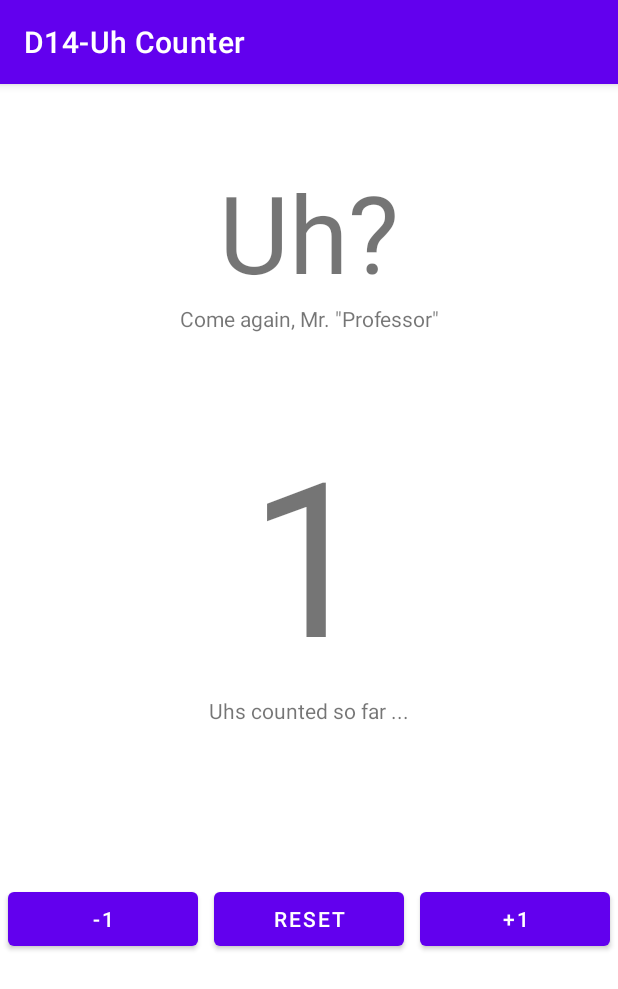
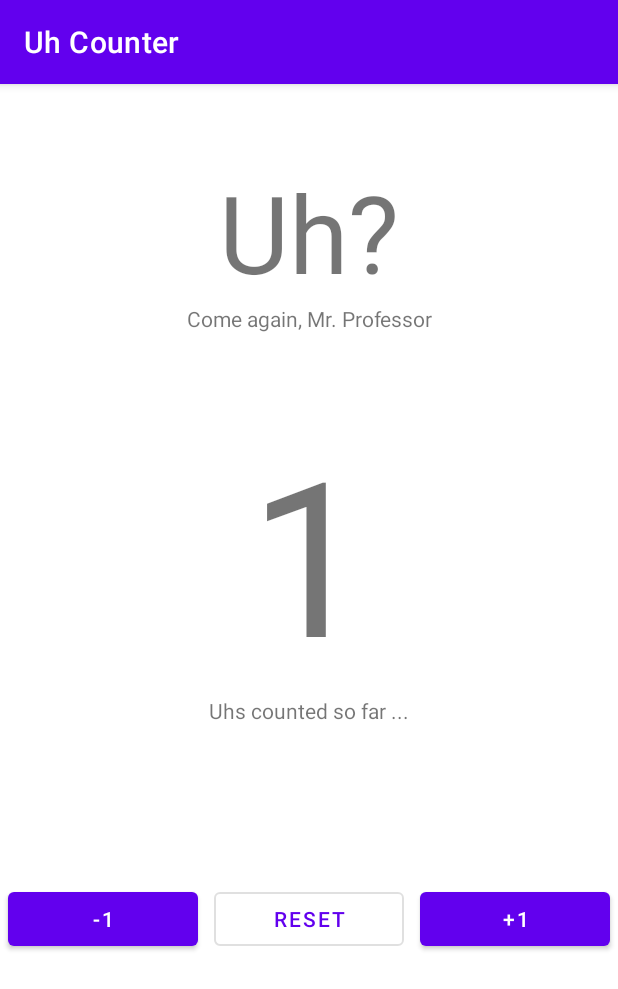
Before and after one commit to Android-Regensburg/D14-Uh-Counter, an Android app: the screen it shows after launch (MainActivity), after a tap on "+1", on a phone screen of 412 x 824 dp. Shown: the top 989 px of the screen. Run offline under Robolectric (Android 15) with nearby library versions, the phone set to English and light mode, and no system bars.

Commit message:
Refactoring for new semester

```diff
--- a/app/src/main/AndroidManifest.xml
+++ b/app/src/main/AndroidManifest.xml
@@ -9,7 +9,8 @@
         android:roundIcon="@mipmap/ic_launcher_round"
         android:supportsRtl="true"
         android:theme="@style/Theme.D14UhCounter">
-        <activity android:name=".MainActivity">
+        <activity android:name=".MainActivity"
+            android:exported="true">
             <intent-filter>
                 <action android:name="android.intent.action.MAIN" />
 
--- a/app/src/main/java/de/ur/mi/android/demos/uhcounter/MainActivity.java
+++ b/app/src/main/java/de/ur/mi/android/demos/uhcounter/MainActivity.java
@@ -7,6 +7,9 @@ import android.util.Log;
 import android.view.View;
 import android.widget.Button;
 import android.widget.TextView;
+
+import de.ur.mi.android.demos.uhcounter.model.UhCounter;
+import de.ur.mi.android.demos.uhcounter.model.UhCounterChangeListener;
 
 /**
  * Uh-Counter-App (D14)
@@ -22,17 +25,21 @@ import android.widget.TextView;
  * her gewechselt werden.
  *
  * Diese Activity stellt die notwendigen UI-Elemente der Uh-Counter-App dar, fängt die Interaktion
- * der Nutzer*innen mit den Buttons ab und aktualisiert entsprechen die Ausgabeelemente.
+ * der Nutzer*innen mit den Buttons ab. In den Callback-Methoden wird der  Zähler entsprechend
+ * angepasst. Diese Datenschicht der Anwendung ist dabei isoliert von der Activity in einer separaten
+ * Klasse implementiert. Änderungen an diesem "UhCounter" werden über eine einfache Listener-Schnittstelle
+ * mit registrierten Observern geteilt. Die Activity erfährt über diese Verbindung, wenn sich der Wert
+ * des Counters geändert hat und aktualisiert das Ausgabeelement mit dem jeweils aktuellen Zählerwert.
  */
-public class MainActivity extends AppCompatActivity {
+public class MainActivity extends AppCompatActivity implements UhCounterChangeListener {
 
     /** Activites sind Klassen: Sie können über Instanzvariablen verfügen, z.b. für häufig genutzte
      * UI-Elemente oder Bestandteile der Programmlogik.
      */
     // Referenz auf das UI-Element, in dem der aktuelle Zählerstand angezeigt wird
     private TextView counterOutput;
-    // Int-Variable für aktuellen Ähm-Zählerstand
-    private int uhCounterValue;
+    // Counter für aktuellen Ähm-Zählerstand
+    private UhCounter uhCounter;
 
     /**
      * Beim Starten einer Activity wird automatisch diese Methode aufgerufen. Sie dient uns als
@@ -46,8 +53,18 @@ public class MainActivity extends AppCompatActivity {
         super.onCreate(savedInstanceState);
         // Verbindung mit einem bestimmten, vorbereiteten Layout in Form einer XML-Datei
         setContentView(R.layout.activity_main);
+        initCounter();
         initUI();
-        resetCounterValue();
+    }
+
+    /**
+     * Hier wird der Zähler initialisiert. Die Activity registriert sich als Listener, um über zukünftige
+     * Änderungen am internen Wert des Zählers informiert zu werden. Die vom hier bei verwendeten Interface
+     * vorgegebenen Methoden werden in der Activity implementiert.
+     */
+    private void initCounter() {
+        uhCounter = new UhCounter();
+        uhCounter.addOnUhCounterChangeListener(this);
     }
 
     /**
@@ -65,56 +82,24 @@ public class MainActivity extends AppCompatActivity {
          * im Code als anonyme, innere Klassen auf Basis der entsprechenden Interfaces erstellen und
          * dort die relevanten Callback-Methoden abfangen.
          */
-        increaseCounterButton.setOnClickListener(new View.OnClickListener() {
-            @Override
-            public void onClick(View v) {
-                increaseCounterValue();
-            }
-        });
-        decreaseCounterButton.setOnClickListener(new View.OnClickListener() {
-            @Override
-            public void onClick(View v) {
-                decreaseCounterValue();
-            }
-        });
-        resetCounterButton.setOnClickListener(new View.OnClickListener() {
-            @Override
-            public void onClick(View v) {
-                resetCounterValue();
-            }
-        });
+        increaseCounterButton.setOnClickListener(view -> uhCounter.increaseCounterValue());
+        decreaseCounterButton.setOnClickListener(view -> uhCounter.decreaseCounterValue());
+        resetCounterButton.setOnClickListener(view -> uhCounter.resetCounterValue());
     }
 
     /**
-     * Erhöht den Ähm-Zähler um eins und aktualisiert das UI
+     * Trägt den übergebenen Wert der Zählervariable als Inhalt des Ausgabeelements ins UI ein
      */
-    private void increaseCounterValue() {
-        uhCounterValue++;
-        updateCounterView();
+    private void updateCounterView(int value) {
+        counterOutput.setText(String.valueOf(value));
     }
 
     /**
-     * Verringert den Ähm-Zähler um eins und aktualisiert das UI
+     * Wird vom Counter aufgerufen, wenn sich dessen interner Zählerstand verändert hat.
+     * @param value Die Anzahl der aktuell gezählten "Ähms".
      */
-    private void decreaseCounterValue() {
-        if(uhCounterValue > 0) {
-            uhCounterValue--;
-            updateCounterView();
-        }
-    }
-
-    /**
-     * Setzt den Ähm-Zähler auf 0 zurück und aktualisiert das UI
-     */
-    private void resetCounterValue() {
-        uhCounterValue = 0;
-        updateCounterView();
-    }
-
-    /**
-     * Trägt den aktuellen Wert der Zählervariable als Inhalt des Ausgabeelements ins UI ein
-     */
-    private void updateCounterView() {
-        counterOutput.setText(String.valueOf(uhCounterValue));
+    @Override
+    public void onCounterValueChanged(int value) {
+        updateCounterView(value);
     }
 }
--- /dev/null
+++ b/app/src/main/java/de/ur/mi/android/demos/uhcounter/model/UhCounter.java
@@ -0,0 +1,96 @@
+package de.ur.mi.android.demos.uhcounter.model;
+
+import java.util.ArrayList;
+
+/**
+ * Vom UI isolierte Zähler-Klasse für die Anzahl der "Ähms".
+ */
+public class UhCounter {
+
+    // Default-Wert für den Zähler, der bei der Initialisierung und beim Rest gesetzt wird
+    private static final int MIN_VALUE = 0;
+    // Anzahl der aktuell gezählten "Ähms"
+    private int value;
+    // Liste der registrierten Listener, die über Änderungen am Zählerstand informiert werden sollen
+    private final ArrayList<UhCounterChangeListener> uhCounterChangeListeners;
+
+    public UhCounter() {
+        uhCounterChangeListeners = new ArrayList<>();
+        resetCounterValue();
+    }
+
+    /**
+     * Fügt einen neuen Listener hinzu. Der Listener wird über alle zukünftigen Änderungen am
+     * Zählerstand informiert.
+     * @param listener Der neue Listener
+     */
+    public void addOnUhCounterChangeListener(UhCounterChangeListener listener) {
+        uhCounterChangeListeners.add(listener);
+    }
+
+    /**
+     * Entfernt den übergebenen Listener. Der Listener wird zukünftig nicht mehr über Änderungen am
+     * Zählerstand informiert.
+     * @param listener Der zu entfernende Listener
+     */
+    public void removeOnUhCounterChangeListener(UhCounterChangeListener listener) {
+        uhCounterChangeListeners.remove(listener);
+    }
+
+    /**
+     * Informiert alle aktuell registrierten Listener über den aktuellen Zählerstand.
+     */
+    private void notifyListener() {
+        /*
+         * Hier wird die forEach-Funktion der ArrayList mit einer in Kurzschreibweise notierten,
+         * anonymen Klasse auf Basis des Consumers-Interface genutzt. Der als Parameter übergebene
+         * Lambda-Ausdruck steht dabei für die Implementierung der accept-Funktion im Consumer-
+         * Interface.
+         */
+        uhCounterChangeListeners.forEach(listener -> listener.onCounterValueChanged(value));
+    }
+
+    /**
+     * Überschreibt den internen Zähler mit dem übergebenen Wert und informiert die registrierten
+     * Listener über den neuen Zählerstand.
+     * @param newValue Der neue Zählerstand
+     */
+    private void setValue(int newValue) {
+        // Early-Return verhindert nicht zulässige, negative Zählerstände
+        if (newValue < MIN_VALUE) {
+            return;
+        }
+        value = newValue;
+        notifyListener();
+    }
+
+    /**
+     * Erhöht den internen Zähler um 1
+     */
+    public void increaseCounterValue() {
+        setValue(value + 1);
+    }
+
+    /**
+     * Reduziert den internen Zähler um 1
+     */
+    public void decreaseCounterValue() {
+        setValue(value - 1);
+    }
+
+    /**
+     * Setzt den internen Zähler auf den Standardwert zurück
+     */
+    public void resetCounterValue() {
+        setValue(MIN_VALUE);
+    }
+
+    /**
+     * Gibt den aktuellen Zählerstand zurück.
+     * @return Der aktuelle Zählerstand
+     */
+    public int getCounterValue() {
+        return value;
+    }
+
+}
--- /dev/null
+++ b/app/src/main/java/de/ur/mi/android/demos/uhcounter/model/UhCounterChangeListener.java
@@ -0,0 +1,6 @@
+package de.ur.mi.android.demos.uhcounter.model;
+
+public interface UhCounterChangeListener {
+
+    void onCounterValueChanged(int value);
+}
--- a/app/src/main/res/layout/activity_main.xml
+++ b/app/src/main/res/layout/activity_main.xml
@@ -18,7 +18,7 @@
             android:layout_width="match_parent"
             android:layout_height="wrap_content"
             android:layout_marginTop="50dp"
-            android:text="Uh?"
+            android:text="@string/title"
             android:textAlignment="center"
             android:textSize="72sp" />
 
@@ -26,7 +26,7 @@
             android:id="@+id/subtitle"
             android:layout_width="match_parent"
             android:layout_height="wrap_content"
-            android:text='Come again, Mr. "Professor"'
+            android:text='@string/subtitle'
             android:textAlignment="center" />
 
         <TextView
@@ -34,7 +34,7 @@
             android:layout_width="match_parent"
             android:layout_height="wrap_content"
             android:layout_marginTop="50sp"
-            android:text="00"
+            android:text="@string/counter_default_value"
             android:textAlignment="center"
             android:textSize="144sp" />
 
@@ -42,7 +42,7 @@
             android:id="@+id/counterLabel"
             android:layout_width="match_parent"
             android:layout_height="wrap_content"
-            android:text="Uhs counted so far ..."
+            android:text="@string/counter_value_description"
             android:textAlignment="center" />
 
         <LinearLayout
@@ -57,7 +57,8 @@
                 android:layout_height="wrap_content"
                 android:layout_margin="5dp"
                 android:layout_weight="1"
-                android:text="-1" />
+                android:text="@string/decrease_counter_label"
+                style="@style/Widget.MaterialComponents.Button" />
 
             <Button
                 android:id="@+id/resetCounterButton"
@@ -65,7 +66,8 @@
                 android:layout_height="wrap_content"
                 android:layout_margin="5dp"
                 android:layout_weight="1"
-                android:text="Reset" />
+                android:text="@string/reset_counter_label"
+                style="@style/Widget.MaterialComponents.Button.OutlinedButton"/>
 
             <Button
                 android:id="@+id/increaseCounterButton"
@@ -73,7 +75,8 @@
                 android:layout_height="wrap_content"
                 android:layout_margin="5dp"
                 android:layout_weight="1"
-                android:text="+1" />
+                android:text="@string/increase_counter_label"
+                style="@style/Widget.MaterialComponents.Button"/>
         </LinearLayout>
 
     </LinearLayout>
--- a/app/src/main/res/values/strings.xml
+++ b/app/src/main/res/values/strings.xml
@@ -1,3 +1,10 @@
 <resources>
-    <string name="app_name">D14-Uh Counter</string>
+    <string name="app_name">Uh Counter</string>
+    <string name="counter_default_value">0</string>
+    <string name="counter_value_description">Uhs counted so far ...</string>
+    <string name="subtitle">Come again, Mr. Professor</string>
+    <string name="title">Uh?</string>
+    <string name="decrease_counter_label">-1</string>
+    <string name="reset_counter_label">Reset</string>
+    <string name="increase_counter_label">+1</string>
 </resources>
```
